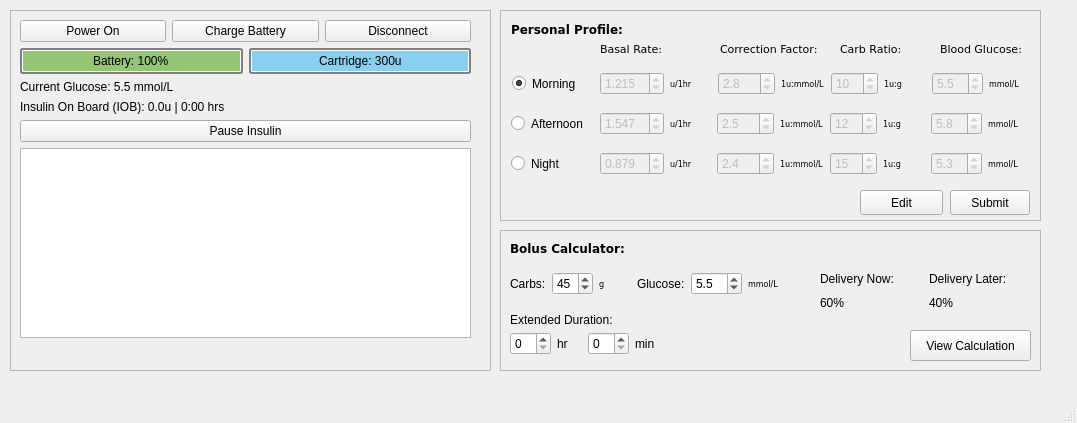
Before: the Qt Designer form InsulinPump/mainwindow.ui in rae-shi/comp3004Team17InsulinPump, drawn with Qt 5.
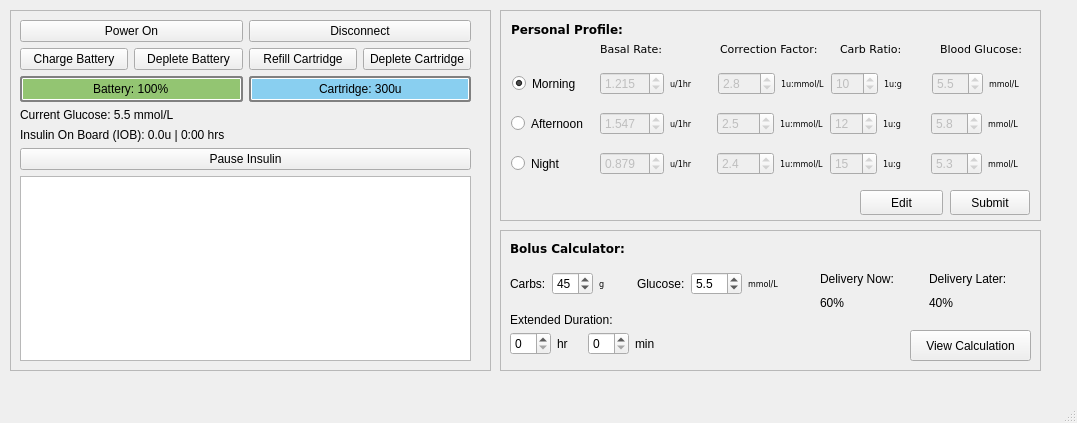
After: the same form once the commit is applied.

Commit message: Implement refill and depletion logic for insulin cartridge and battery

What changed in the file:
```diff
--- a/InsulinPump/mainwindow.ui
+++ b/InsulinPump/mainwindow.ui
@@ -32,7 +32,7 @@
        <x>10</x>
        <y>10</y>
        <width>451</width>
-       <height>318</height>
+       <height>341</height>
       </rect>
      </property>
      <layout class="QVBoxLayout" name="mainLayout">
@@ -45,13 +45,6 @@
           </property>
          </widget>
         </item>
-        <item>
-         <widget class="QPushButton" name="chargeButton">
-          <property name="text">
-           <string>Charge Battery</string>
-          </property>
-         </widget>
-        </item>
         <item>
          <widget class="QPushButton" name="disconnectButton">
           <property name="text">
@@ -61,6 +54,38 @@
         </item>
        </layout>
       </item>
+      <item>
+       <layout class="QHBoxLayout" name="buttonLayout_2">
+        <item>
+         <widget class="QPushButton" name="chargeButton">
+          <property name="text">
+           <string>Charge Battery</string>
+          </property>
+         </widget>
+        </item>
+        <item>
+         <widget class="QPushButton" name="depleteBatteryButton">
+          <property name="text">
+           <string>Deplete Battery</string>
+          </property>
+         </widget>
+        </item>
+        <item>
+         <widget class="QPushButton" name="refillCartridgeButton">
+          <property name="text">
+           <string>Refill Cartridge</string>
+          </property>
+         </widget>
+        </item>
+        <item>
+         <widget class="QPushButton" name="depleteCartridgeButton">
+          <property name="text">
+           <string>Deplete Cartridge</string>
+          </property>
+         </widget>
+        </item>
+       </layout>
+      </item>
       <item>
        <layout class="QHBoxLayout" name="topLayout">
         <item>
```
Left out of the diff: 14 changed lines with no effect on the pictures. The commit also changes 4 other files.
